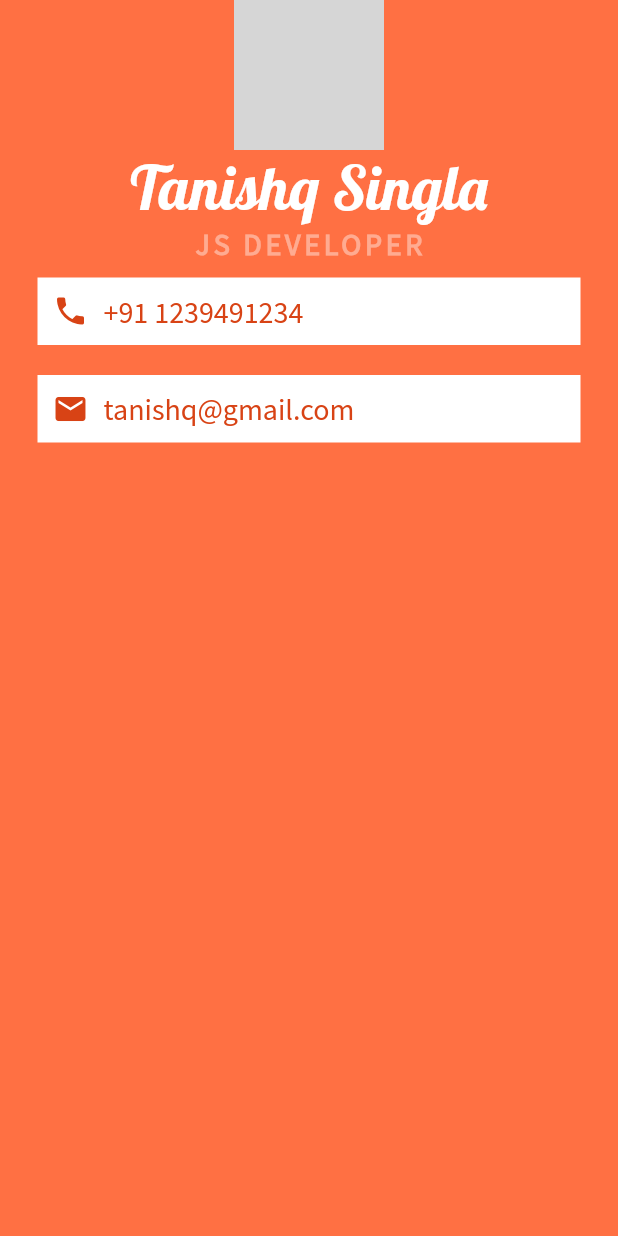
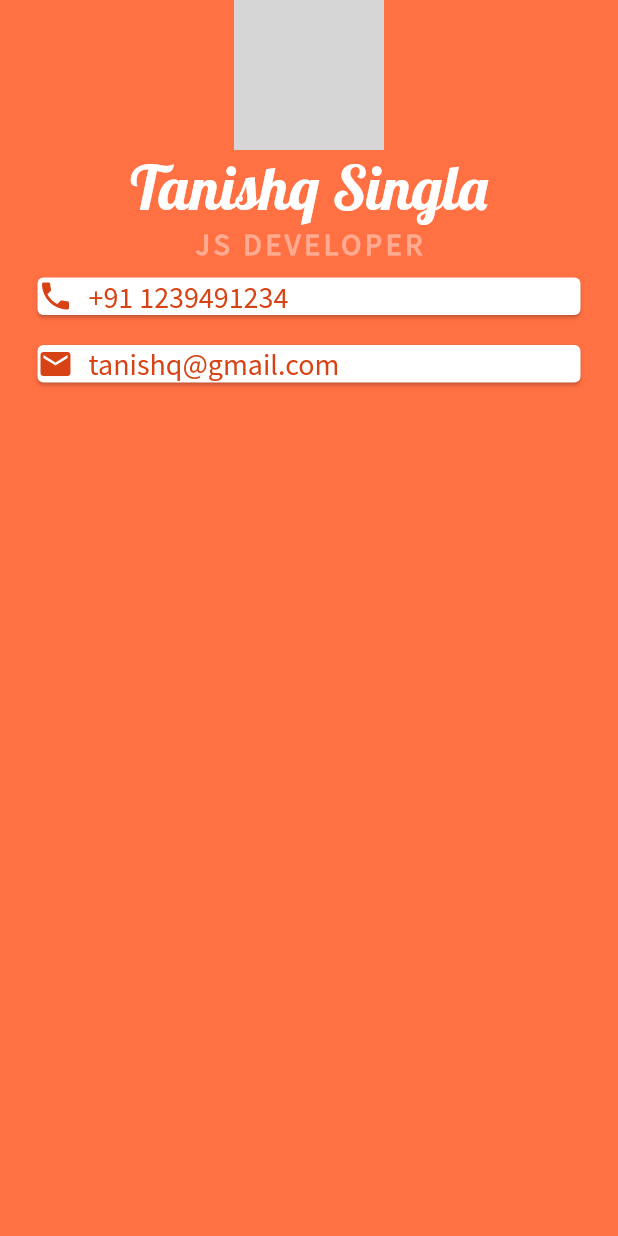
Before and after one commit to TanishqSingla/MiCard, a Flutter app: the screen it shows after launch, on a phone screen of 412 x 824 dp. Run offline on Flutter 3.47's test engine with Material 2 defaults, Android fonts, the phone set to English and light mode, and no system bars; network calls fail; grey boxes are pictures that could not be loaded.

Commit message:
Implemented Card widget
Replaced Container with Card

```diff
--- a/lib/main.dart
+++ b/lib/main.dart
@@ -33,10 +33,9 @@ class MyApp extends StatelessWidget {
                     fontWeight: FontWeight.bold,
                     color: Colors.deepOrange[200]),
               ),
-              Container(
+              Card(
                 color: Colors.white,
                 margin: EdgeInsets.symmetric(vertical: 10.0, horizontal: 25.0),
-                padding: EdgeInsets.all(10.0),
                 child: Row(
                   children: <Widget>[
                     Icon(
@@ -56,10 +55,9 @@ class MyApp extends StatelessWidget {
                   ],
                 ),
               ),
-              Container(
+              Card(
                 color: Colors.white,
                 margin: EdgeInsets.symmetric(vertical: 10.0, horizontal: 25.0),
-                padding: EdgeInsets.all(10.0),
                 child: Row(
                   children: <Widget>[
                     Icon(
```
